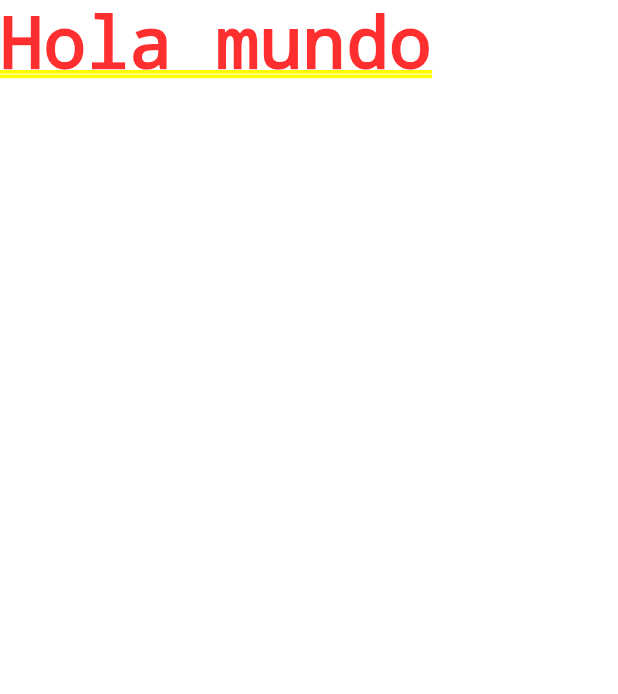
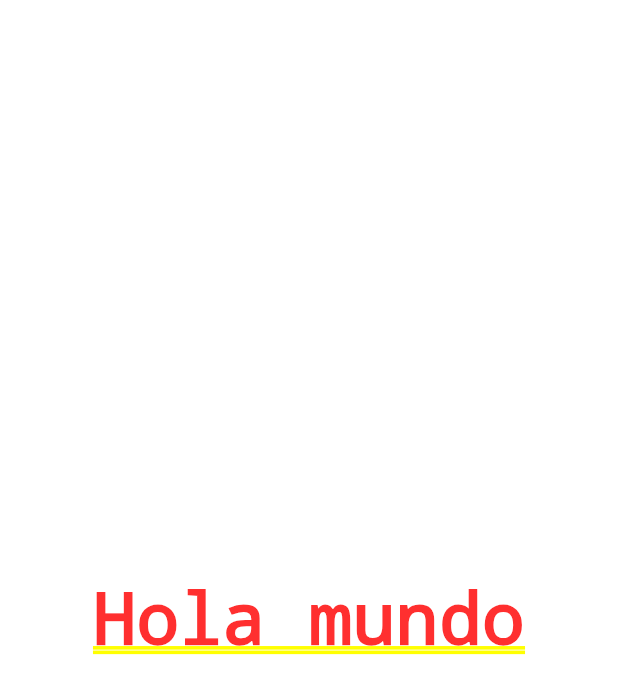
Before and after one commit to velfin13/hola_mundo_flutter, a Flutter app: the screen it shows after launch, on a phone screen of 412 x 824 dp. Shown: the top 694 px of the screen. Run offline on Flutter 3.47's test engine with Material 2 defaults, Android fonts, the light colour scheme and no system bars.

Commit message:
widget center

```diff
--- a/lib/main.dart
+++ b/lib/main.dart
@@ -10,6 +10,9 @@ void main() {
 class MyApp extends StatelessWidget {
   @override
   Widget build(BuildContext context) {
-    return MaterialApp(home: Text("Hola mundo"));
+    return MaterialApp(
+        home: Center(
+      child: Text("Hola mundo"),
+    ));
   }
 }
```
